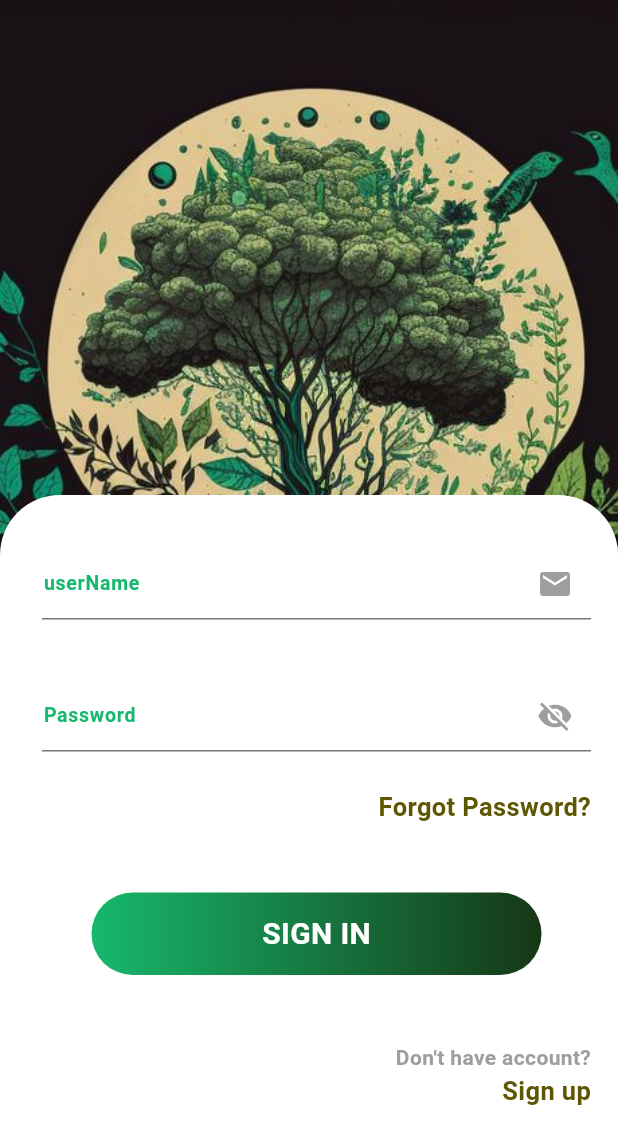
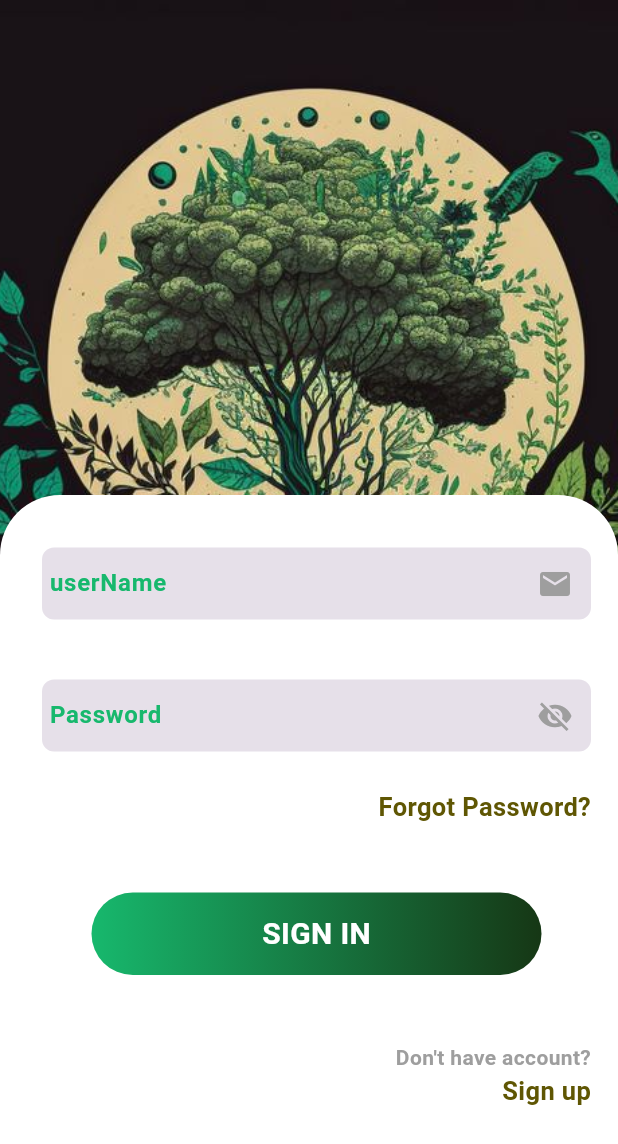
Before and after one commit to ZeyadMed/newVersion-main, a Flutter app: the screen it shows after launch, after a tap on "Skip", after a tap on "Done", after a tap on "SIGN IN", on a phone screen of 412 x 824 dp. Shown: the top 1144 px of the screen. Run offline on Flutter 3.47's test engine with Material 3 defaults, Android fonts, the light colour scheme and no system bars; our stand-ins replace animated_splash_screen, bloc, conditional_builder_null_safety, csc_picker, curved_navigation_bar, dio and 16 more; missing offline and left inert: comment_box, custom_calender_picker; accounts and stored records are empty.

Commit message:
Commit by Zeyad Medhat يا صيع

```diff
--- /dev/null
+++ b/revive/lib/consts/app_color.dart
@@ -0,0 +1,9 @@
+import 'package:flutter/material.dart';
+
+class AppColors {
+  static const Color lightScaffoldColor = Colors.white;
+  static const Color lightPrimary = Color(0xFF181059);
+  static const Color lightCardColor = Color.fromARGB(106, 250, 250, 250);
+  static const Color darkScaffoldColor = Color.fromARGB(255, 9, 3, 27);
+  static const Color darkPrimary = Color.fromARGB(255, 94, 75, 236);
+}
--- /dev/null
+++ b/revive/lib/consts/assets_manager.dart
@@ -0,0 +1,5 @@
+class AssetsManager {
+  static String imagesPath = "assets/images";
+
+  static String theme = "$imagesPath/theme.png";
+}
--- /dev/null
+++ b/revive/lib/consts/theme_data.dart
@@ -0,0 +1,54 @@
+import 'package:flutter/material.dart';
+
+import 'app_color.dart';
+
+class Styles {
+  static ThemeData themeData(
+      {required bool isDarktheme, required BuildContext context}) {
+    return ThemeData(
+      scaffoldBackgroundColor: isDarktheme
+          ? AppColors.darkScaffoldColor
+          : AppColors.lightScaffoldColor,
+      cardColor: isDarktheme
+          ? const Color.fromARGB(255, 13, 6, 37)
+          : AppColors.lightCardColor,
+      brightness: isDarktheme ? Brightness.dark : Brightness.light,
+      appBarTheme: AppBarTheme(
+        iconTheme:
+            IconThemeData(color: isDarktheme ? Colors.white : Colors.black),
+        backgroundColor: isDarktheme
+            ? AppColors.darkScaffoldColor
+            : AppColors.lightScaffoldColor,
+        elevation: 0,
+        centerTitle: false,
+        titleTextStyle:
+            TextStyle(color: isDarktheme ? Colors.white : Colors.black),
+      ),
+      inputDecorationTheme: InputDecorationTheme(
+        filled: true,
+        contentPadding: const EdgeInsets.all(10),
+        enabledBorder: OutlineInputBorder(
+          borderSide: const BorderSide(
+            width: 1,
+            color: Colors.transparent,
+          ),
+          borderRadius: BorderRadius.circular(8),
+        ),
+        focusedBorder: OutlineInputBorder(
+          borderSide: BorderSide(
+            width: 1,
+            color: isDarktheme ? Colors.white : Colors.black,
+          ),
+          borderRadius: BorderRadius.circular(8),
+        ),
+        errorBorder: OutlineInputBorder(
+          borderSide: BorderSide(
+            width: 1,
+            color: Theme.of(context).colorScheme.error,
+          ),
+          borderRadius: BorderRadius.circular(8),
+        ),
+      ),
+    );
+  }
+}
--- a/revive/lib/main.dart
+++ b/revive/lib/main.dart
@@ -1,11 +1,14 @@
 import 'package:animated_splash_screen/animated_splash_screen.dart';
 import 'package:flutter/material.dart';
 import 'package:flutter/services.dart';
+import 'package:provider/provider.dart';
+import 'package:revive/consts/theme_data.dart';
 import 'package:revive/layout/home_layout.dart';
 import 'package:revive/modules/Admin/home_admin/homeAdmin.dart';
 import 'package:revive/modules/LoginAndReg/welcome_screen.dart';
 import 'package:revive/modules/Owner/FactoryFootprint/questions_factory.dart';
 import 'package:revive/modules/onBoarding/onBoarding.dart';
+import 'package:revive/provider/theme_provider.dart';
 import 'package:revive/shared/component/constants.dart';
 import 'package:revive/shared/network/local/shared_pref.dart';
 import 'package:revive/shared/network/remote/dioHelper.dart';
@@ -22,10 +25,11 @@ void main() async {
   if (onBoarding != null) {
     if (token != null && role == 2) {
       widget = QuestionsFactory();
-    } else if(token != null && role == 3){
-      widget = HomeLayout(index: 0,);
-    }
-    else if (token != null && role == 1) {
+    } else if (token != null && role == 3) {
+      widget = HomeLayout(
+        index: 0,
+      );
+    } else if (token != null && role == 1) {
       widget = HomeAdmin();
     } else
       widget = WelcomeScreen();
@@ -47,7 +51,16 @@ class MyApp extends StatelessWidget {
   // This widget is the root of your application.
   @override
   Widget build(BuildContext context) {
+    return MultiProvider(
+      providers: [
+        ChangeNotifierProvider(
+          create: (_) => ThemeProvider(),
+        ),
+      ],
+      child: Consumer<ThemeProvider>(builder: (context, themeProvider, child) {
         return MaterialApp(
+          theme: Styles.themeData(
+              isDarktheme: themeProvider.getIsDarkTheme, context: context),
           debugShowCheckedModeBanner: false,
           // localizationsDelegates: [
           //   AppLocale.delegate,
@@ -69,40 +82,40 @@ class MyApp extends StatelessWidget {
           //     }
           //     return supportLang.first;
           //   },
-      theme: ThemeData(
-        floatingActionButtonTheme: FloatingActionButtonThemeData(
-          backgroundColor: Colors.green,
-        ),
-        primarySwatch: Colors.green,
-        // scaffoldBackgroundColor: Colors.white,
-        appBarTheme: AppBarTheme(
-          iconTheme: IconThemeData(
-            color: Colors.black,
-          ),
-          systemOverlayStyle: SystemUiOverlayStyle(
-            statusBarColor: Colors.grey[100],
-            statusBarIconBrightness: Brightness.dark,
-          ),
-          backgroundColor: Colors.grey[100],
-          elevation: 0,
-          titleTextStyle: TextStyle(
-            color: Colors.black,
-            fontSize: 20,
-            fontWeight: FontWeight.bold,
-          ),
-        ),
-        bottomNavigationBarTheme: BottomNavigationBarThemeData(
-          type: BottomNavigationBarType.fixed,
-          selectedItemColor: Colors.green,
-        ),
-        textTheme: TextTheme(
-          bodyLarge: TextStyle(
-            fontWeight: FontWeight.w500,
-            fontSize: 13.0,
-            color: Colors.black,
-          ),
-        ),
-      ),
+          // theme: ThemeData(
+          //   floatingActionButtonTheme: FloatingActionButtonThemeData(
+          //     backgroundColor: Colors.green,
+          //   ),
+          //   primarySwatch: Colors.green,
+          //   // scaffoldBackgroundColor: Colors.white,
+          //   appBarTheme: AppBarTheme(
+          //     iconTheme: IconThemeData(
+          //       color: Colors.black,
+          //     ),
+          //     systemOverlayStyle: SystemUiOverlayStyle(
+          //       statusBarColor: Colors.grey[100],
+          //       statusBarIconBrightness: Brightness.dark,
+          //     ),
+          //     backgroundColor: Colors.grey[100],
+          //     elevation: 0,
+          //     titleTextStyle: TextStyle(
+          //       color: Colors.black,
+          //       fontSize: 20,
+          //       fontWeight: FontWeight.bold,
+          //     ),
+          //   ),
+          //   bottomNavigationBarTheme: BottomNavigationBarThemeData(
+          //     type: BottomNavigationBarType.fixed,
+          //     selectedItemColor: Colors.green,
+          //   ),
+          //   textTheme: TextTheme(
+          //     bodyLarge: TextStyle(
+          //       fontWeight: FontWeight.w500,
+          //       fontSize: 13.0,
+          //       color: Colors.black,
+          //     ),
+          //   ),
+          // ),
           home: AnimatedSplashScreen(
             backgroundColor: Color.fromRGBO(83, 233, 129, 1),
             splash: CircleAvatar(
@@ -118,5 +131,7 @@ class MyApp extends StatelessWidget {
             nextScreen: startWidget!,
           ),
         );
+      }),
+    );
   }
 }
--- a/revive/lib/modules/betweenOwner_Customer/settings_screen/settings.dart
+++ b/revive/lib/modules/betweenOwner_Customer/settings_screen/settings.dart
@@ -18,7 +18,7 @@ class Settings extends StatelessWidget {
             borderRadius: BorderRadius.all(
               Radius.circular(30),
             ),
-            color: Colors.white,
+            // color: Colors.white,
           ),
           child: Row(
             children: [
@@ -39,7 +39,7 @@ class Settings extends StatelessWidget {
                   padding: EdgeInsets.only(top: 35, left: 43),
                   child: CircleAvatar(
                     radius: 12,
-                    backgroundColor: Colors.white,
+                    // backgroundColor: Colors.white,
                     child: Icon(Icons.edit,
                     color: Colors.green,
                     size: 18,
--- /dev/null
+++ b/revive/lib/provider/theme_provider.dart
@@ -0,0 +1,23 @@
+import 'package:flutter/material.dart';
+import 'package:shared_preferences/shared_preferences.dart';
+
+class ThemeProvider with ChangeNotifier {
+  // ignore: constant_identifier_names
+  static const THEME_STATUS = "THEME_STATUS";
+  bool _darkTheme = false;
+  bool get getIsDarkTheme => _darkTheme;
+
+  Future<void> setDarkTheme({required bool themeValue}) async {
+    SharedPreferences prefs = await SharedPreferences.getInstance();
+    prefs.setBool(THEME_STATUS, themeValue);
+    _darkTheme = themeValue;
+    notifyListeners();
+  }
+
+  Future<bool> getTheme() async {
+    SharedPreferences prefs = await SharedPreferences.getInstance();
+    _darkTheme = prefs.getBool(THEME_STATUS) ?? false;
+    notifyListeners();
+    return _darkTheme;
+  }
+}
--- a/revive/pubspec.yaml
+++ b/revive/pubspec.yaml
@@ -72,6 +72,7 @@ dependencies:
   syncfusion_flutter_charts:
   path:
   image_picker:
+  provider: ^6.0.5
 
 
 dev_dependencies:
```
Also changed, not shown: revive/lib/models/slider/listofslider.dart (+37 -16 lines), revive/lib/modules/betweenOwner_Customer/posts_Screen/posts.dart (+10 -10 lines), revive/lib/modules/betweenOwner_Customer/profile_screen/profile_screen/profile.dart (+11 -11 lines), revive/assets/images/theme.png (added), revive/pubspec.lock. Lines whose indentation alone changed are shown as unchanged.
